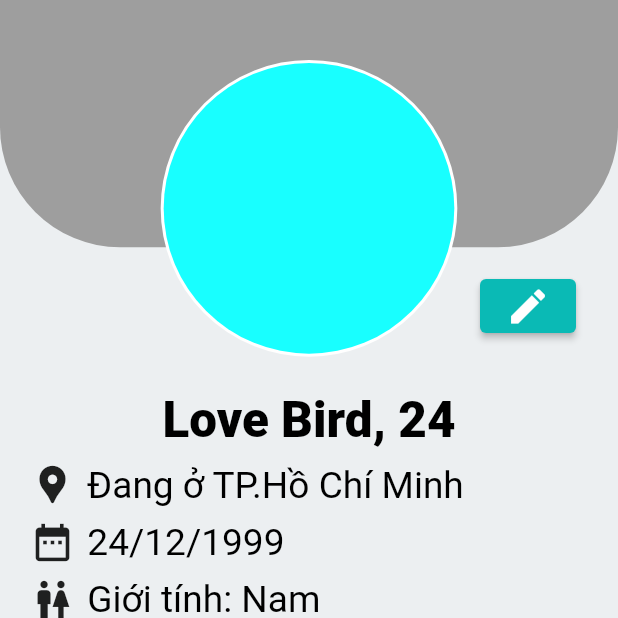
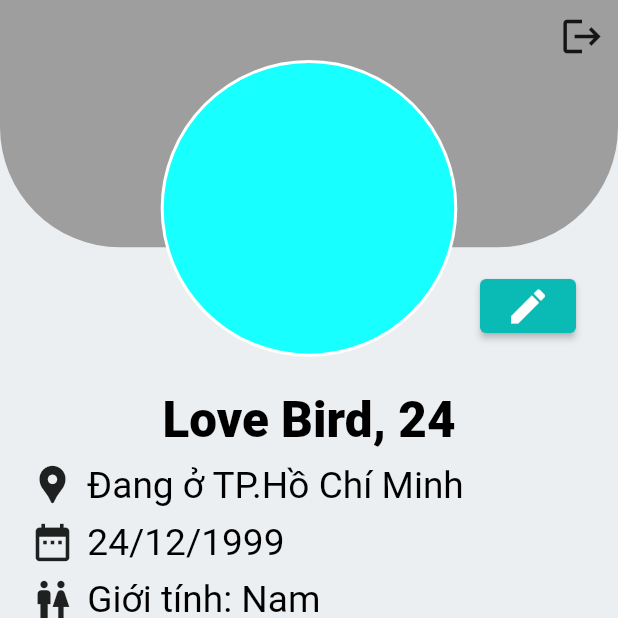
Before and after one commit to truonghoangduy/lovebird, a Flutter app: the screen it shows after launch, on a phone screen of 412 x 824 dp, the top half of it. Run offline on Flutter 3.47's test engine with Material 2 defaults, Android fonts, the phone set to English and light mode, and no system bars; drawn by our look-alikes of curved_navigation_bar; our stand-ins replace bloc, cloud_firestore, equatable, firebase_auth, firebase_core, firebase_storage and 5 more; missing offline and left inert: geoflutterfire; accounts and stored records are empty.

Commit message:
Update for BioScreen
Button, Color,...

```diff
--- a/lib/pages/bio/bio_edit_screen.dart
+++ b/lib/pages/bio/bio_edit_screen.dart
@@ -21,6 +21,7 @@ class _BioEditScreenState extends State<BioEditScreen> {
         backgroundColor: Colors.blueGrey[50],
         appBar: AppBar(
           title: const Text("Chi tiết thông tin"),
+          backgroundColor: AppColors.primaryColor,
           automaticallyImplyLeading: false,
           leading: IconButton(
             icon: const Icon(
--- a/lib/pages/bio/bio_screen.dart
+++ b/lib/pages/bio/bio_screen.dart
@@ -1,7 +1,6 @@
 import 'package:flutter/material.dart';
 import 'package:lovebird/config/routes/routing.dart';
 import 'package:lovebird/config/styles/color.dart';
-import 'package:lovebird/pages/bio/bio_edit_screen.dart';
 import 'package:lovebird/pages/bio/custom_circle_avatar.dart';
 import 'package:lovebird/widgets/bio_screen/text_devider.dart';
 import 'custom_circle_avatar.dart';
@@ -52,6 +51,13 @@ class _BioScreenState extends State<BioScreen> {
                           fontSize: mediaQuery.width * 0.08),
                     ),
                   ),
+                ),
+                Row(
+                  mainAxisAlignment: MainAxisAlignment.end,
+                  children: [
+                    IconButton(
+                        onPressed: () {}, icon: Icon(Icons.logout, size: 30)),
+                  ],
                 ),
                 Padding(
                   padding: const EdgeInsets.fromLTRB(320, 180, 4, 80),
--- a/lib/pages/scan/scan_screen.dart
+++ b/lib/pages/scan/scan_screen.dart
@@ -15,7 +15,6 @@ class ScanScreen extends StatefulWidget {
 class _ScanScreenState extends State<ScanScreen> {
   @override
   void initState() {
-    // TODO: implement initState
     context.read<ScanBloc>().add(ScanStartEvent());
     super.initState();
   }
```
